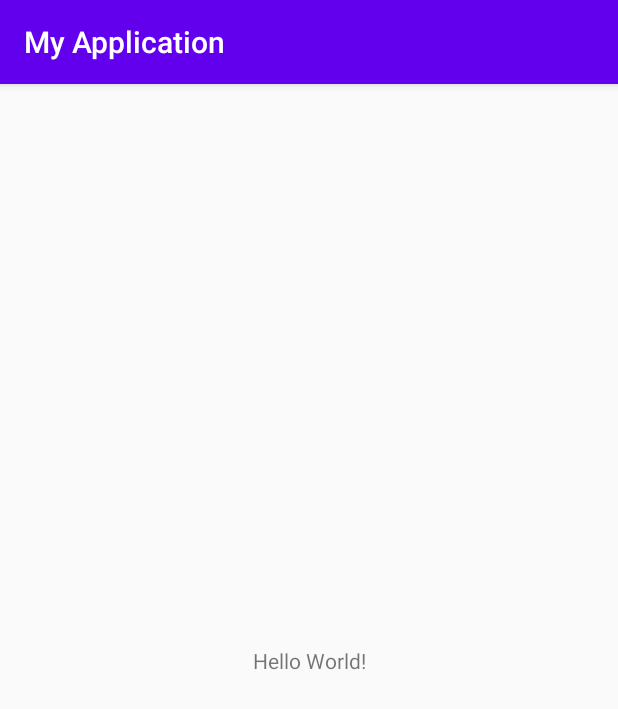
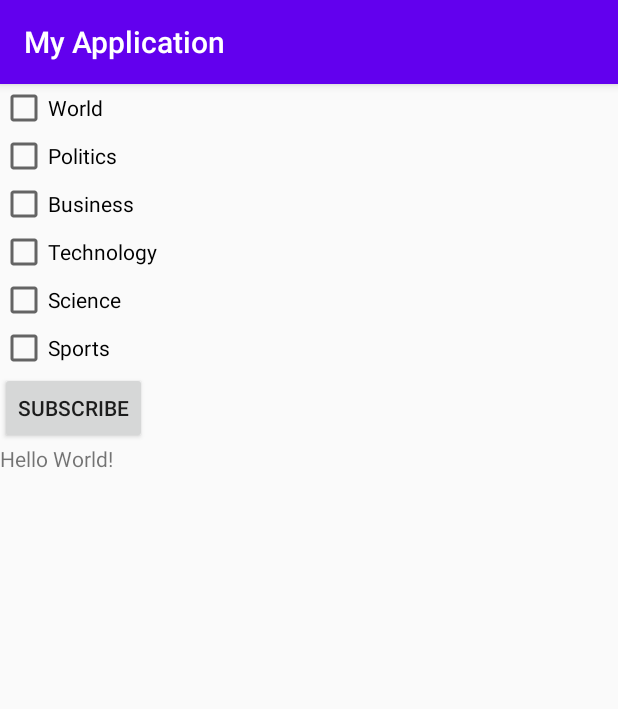
Before and after one commit to torosgo/fcmtutorial, an Android app: the screen it shows after launch (MainActivity), on a phone screen of 412 x 824 dp. Shown: the top 709 px of the screen. Run offline under Robolectric (Android 15) with nearby library versions, the phone set to English and light mode, and no system bars; libraries missing offline, so code that uses them is left out: com.microsoft.windowsazure; 4 statements that could not run were skipped.

Commit message:
subscribe and get notifications for spesific tags

```diff
--- a/app/src/main/java/com/fabrikam/fcmtutorial1app/MainActivity.java
+++ b/app/src/main/java/com/fabrikam/fcmtutorial1app/MainActivity.java
@@ -10,7 +10,10 @@ import android.content.Intent;
 import android.util.Log;
 import android.widget.TextView;
 import android.widget.Toast;
-
+import android.widget.CheckBox;
+import java.util.HashSet;
+import java.util.Set;
+import android.view.View;
 
 public class MainActivity extends AppCompatActivity {
 
@@ -19,6 +22,7 @@ public class MainActivity extends AppCompatActivity {
     private static final String TAG = "MainActivity";
     private static final int PLAY_SERVICES_RESOLUTION_REQUEST = 9000;
     private FirebaseService FirebaseService;
+    private Notifications notifications;
 
     /*@Override
     protected void onCreate(Bundle savedInstanceState) {
@@ -58,7 +62,7 @@ public class MainActivity extends AppCompatActivity {
         }
     }
 
-    @Override
+    /*@Override
     protected void onCreate(Bundle savedInstanceState) {
         super.onCreate(savedInstanceState);
         setContentView(R.layout.activity_main);
@@ -66,12 +70,46 @@ public class MainActivity extends AppCompatActivity {
         mainActivity = this;
         registerWithNotificationHubs();
         FirebaseService.createChannelAndHandleNotifications(getApplicationContext());
+    }*/
+
+    @Override
+    protected void onCreate(Bundle savedInstanceState) {
+        super.onCreate(savedInstanceState);
+        setContentView(R.layout.activity_main);
+
+        mainActivity = this;
+
+        FirebaseService.createChannelAndHandleNotifications(getApplicationContext());
+        notifications = new Notifications(this, NotificationSettings.HubName, NotificationSettings.HubListenConnectionString);
+        notifications.subscribeToCategories(notifications.retrieveCategories());
     }
+
+    /*@Override
+    protected void onStart() {
+        super.onStart();
+        isVisible = true;
+    }*/
 
     @Override
     protected void onStart() {
+
         super.onStart();
         isVisible = true;
+
+        Set<String> categories = notifications.retrieveCategories();
+
+        CheckBox world = (CheckBox) findViewById(R.id.worldBox);
+        world.setChecked(categories.contains("world"));
+        CheckBox politics = (CheckBox) findViewById(R.id.politicsBox);
+        politics.setChecked(categories.contains("politics"));
+        CheckBox business = (CheckBox) findViewById(R.id.businessBox);
+        business.setChecked(categories.contains("business"));
+        CheckBox technology = (CheckBox) findViewById(R.id.technologyBox);
+        technology.setChecked(categories.contains("technology"));
+        CheckBox science = (CheckBox) findViewById(R.id.scienceBox);
+        science.setChecked(categories.contains("science"));
+        CheckBox sports = (CheckBox) findViewById(R.id.sportsBox);
+        sports.setChecked(categories.contains("sports"));
     }
 
     @Override
@@ -103,4 +141,29 @@ public class MainActivity extends AppCompatActivity {
         });
     }
 
+    public void subscribe(View sender) {
+        final Set<String> categories = new HashSet<String>();
+
+        CheckBox world = (CheckBox) findViewById(R.id.worldBox);
+        if (world.isChecked())
+            categories.add("world");
+        CheckBox politics = (CheckBox) findViewById(R.id.politicsBox);
+        if (politics.isChecked())
+            categories.add("politics");
+        CheckBox business = (CheckBox) findViewById(R.id.businessBox);
+        if (business.isChecked())
+            categories.add("business");
+        CheckBox technology = (CheckBox) findViewById(R.id.technologyBox);
+        if (technology.isChecked())
+            categories.add("technology");
+        CheckBox science = (CheckBox) findViewById(R.id.scienceBox);
+        if (science.isChecked())
+            categories.add("science");
+        CheckBox sports = (CheckBox) findViewById(R.id.sportsBox);
+        if (sports.isChecked())
+            categories.add("sports");
+
+        notifications.storeCategoriesAndSubscribe(categories);
+    }
+
 }
--- /dev/null
+++ b/app/src/main/java/com/fabrikam/fcmtutorial1app/Notifications.java
@@ -0,0 +1,82 @@
+package com.fabrikam.fcmtutorial1app;
+
+import java.util.HashSet;
+import java.util.Set;
+import java.util.concurrent.TimeUnit;
+
+import android.content.Context;
+import android.content.SharedPreferences;
+import android.os.AsyncTask;
+import android.util.Log;
+import android.widget.Toast;
+
+import com.google.android.gms.tasks.OnSuccessListener;
+import com.google.firebase.iid.FirebaseInstanceId;
+import com.google.firebase.iid.InstanceIdResult;
+import com.microsoft.windowsazure.messaging.NotificationHub;
+
+public class Notifications {
+    private static final String PREFS_NAME = "BreakingNewsCategories";
+    private FirebaseInstanceId fcm;
+    private NotificationHub hub;
+    private Context context;
+    private String senderId;
+    public static String FCM_token = "";
+    private static final String TAG = "Notifications";
+
+    public Notifications(Context context, String hubName, String listenConnectionString) {
+        this.context = context;
+        this.senderId = senderId;
+
+        fcm = FirebaseInstanceId.getInstance();
+        hub = new NotificationHub(hubName, listenConnectionString, context);
+    }
+
+    public void storeCategoriesAndSubscribe(Set<String> categories)
+    {
+        SharedPreferences settings = context.getSharedPreferences(PREFS_NAME, 0);
+        settings.edit().putStringSet("categories", categories).commit();
+        subscribeToCategories(categories);
+    }
+
+    public Set<String> retrieveCategories() {
+        SharedPreferences settings = context.getSharedPreferences(PREFS_NAME, 0);
+        return settings.getStringSet("categories", new HashSet<String>());
+    }
+
+    public void subscribeToCategories(final Set<String> categories) {
+        new AsyncTask<Object, Object, Object>() {
+            @Override
+            protected Object doInBackground(Object... params) {
+                try {
+                    FirebaseInstanceId.getInstance().getInstanceId().addOnSuccessListener(new OnSuccessListener<InstanceIdResult>() {
+                        @Override
+                        public void onSuccess(InstanceIdResult instanceIdResult) {
+                            FCM_token = instanceIdResult.getToken();
+                            Log.d(TAG, "FCM Registration Token: " + FCM_token);
+                        }
+                    });
+
+                    TimeUnit.SECONDS.sleep(1);
+
+                    String templateBodyFCM = "{\"data\":{\"message\":\"$(messageParam)\"}}";
+
+                    hub.registerTemplate(FCM_token,"simpleFCMTemplate", templateBodyFCM,
+                            categories.toArray(new String[categories.size()]));
+                } catch (Exception e) {
+                    Log.e("MainActivity", "Failed to register - " + e.getMessage());
+                    return e;
+                }
+                return null;
+            }
+
+            protected void onPostExecute(Object result) {
+                String message = "Subscribed for categories: "
+                        + categories.toString();
+                Toast.makeText(context, message,
+                        Toast.LENGTH_LONG).show();
+            }
+        }.execute(null, null, null);
+    }
+
+}
--- a/app/src/main/res/layout/activity_main.xml
+++ b/app/src/main/res/layout/activity_main.xml
@@ -6,14 +6,54 @@
     android:layout_height="match_parent"
     tools:context=".MainActivity">
 
-    <TextView
-        android:layout_width="wrap_content"
-        android:layout_height="wrap_content"
-        android:text="Hello World!"
-        android:id="@+id/text_hello"
-        app:layout_constraintBottom_toBottomOf="parent"
-        app:layout_constraintLeft_toLeftOf="parent"
-        app:layout_constraintRight_toRightOf="parent"
-        app:layout_constraintTop_toTopOf="parent" />
+    <LinearLayout xmlns:android="http://schemas.android.com/apk/res/android"
+        xmlns:tools="http://schemas.android.com/tools"
+        android:layout_width="match_parent"
+        android:layout_height="match_parent"
+        tools:context="com.example.breakingnews.MainActivity"
+        android:orientation="vertical">
+
+        <CheckBox
+            android:id="@+id/worldBox"
+            android:layout_width="wrap_content"
+            android:layout_height="wrap_content"
+            android:text="@string/label_world" />
+        <CheckBox
+            android:id="@+id/politicsBox"
+            android:layout_width="wrap_content"
+            android:layout_height="wrap_content"
+            android:text="@string/label_politics" />
+        <CheckBox
+            android:id="@+id/businessBox"
+            android:layout_width="wrap_content"
+            android:layout_height="wrap_content"
+            android:text="@string/label_business" />
+        <CheckBox
+            android:id="@+id/technologyBox"
+            android:layout_width="wrap_content"
+            android:layout_height="wrap_content"
+            android:text="@string/label_technology" />
+        <CheckBox
+            android:id="@+id/scienceBox"
+            android:layout_width="wrap_content"
+            android:layout_height="wrap_content"
+            android:text="@string/label_science" />
+        <CheckBox
+            android:id="@+id/sportsBox"
+            android:layout_width="wrap_content"
+            android:layout_height="wrap_content"
+            android:text="@string/label_sports" />
+        <Button
+            android:layout_width="wrap_content"
+            android:layout_height="wrap_content"
+            android:onClick="subscribe"
+            android:text="@string/button_subscribe" />
+        <TextView
+            android:layout_width="wrap_content"
+            android:layout_height="wrap_content"
+            android:text="Hello World!"
+            android:id="@+id/text_hello"
+            />
+    </LinearLayout>
 
 </androidx.constraintlayout.widget.ConstraintLayout>
--- a/app/src/main/res/values/strings.xml
+++ b/app/src/main/res/values/strings.xml
@@ -1,3 +1,10 @@
 <resources>
     <string name="app_name">My Application</string>
+    <string name="button_subscribe">Subscribe</string>
+    <string name="label_world">World</string>
+    <string name="label_politics">Politics</string>
+    <string name="label_business">Business</string>
+    <string name="label_technology">Technology</string>
+    <string name="label_science">Science</string>
+    <string name="label_sports">Sports</string>
 </resources>
```
